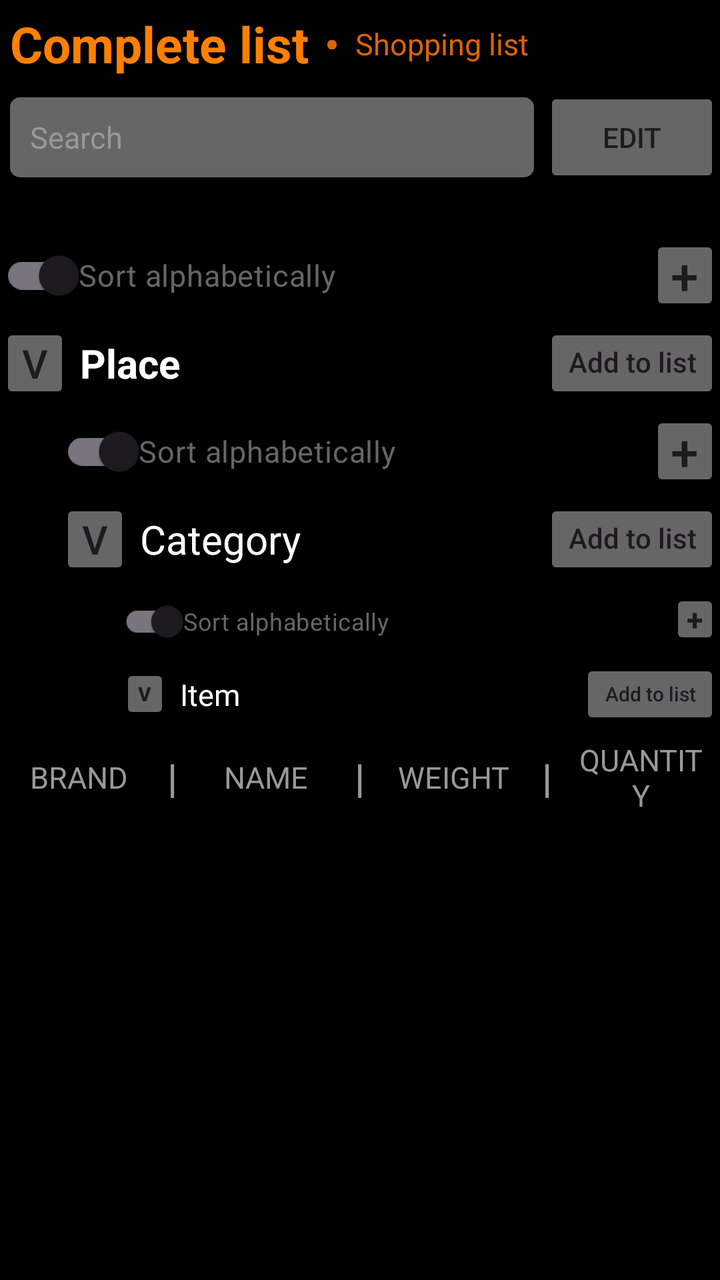
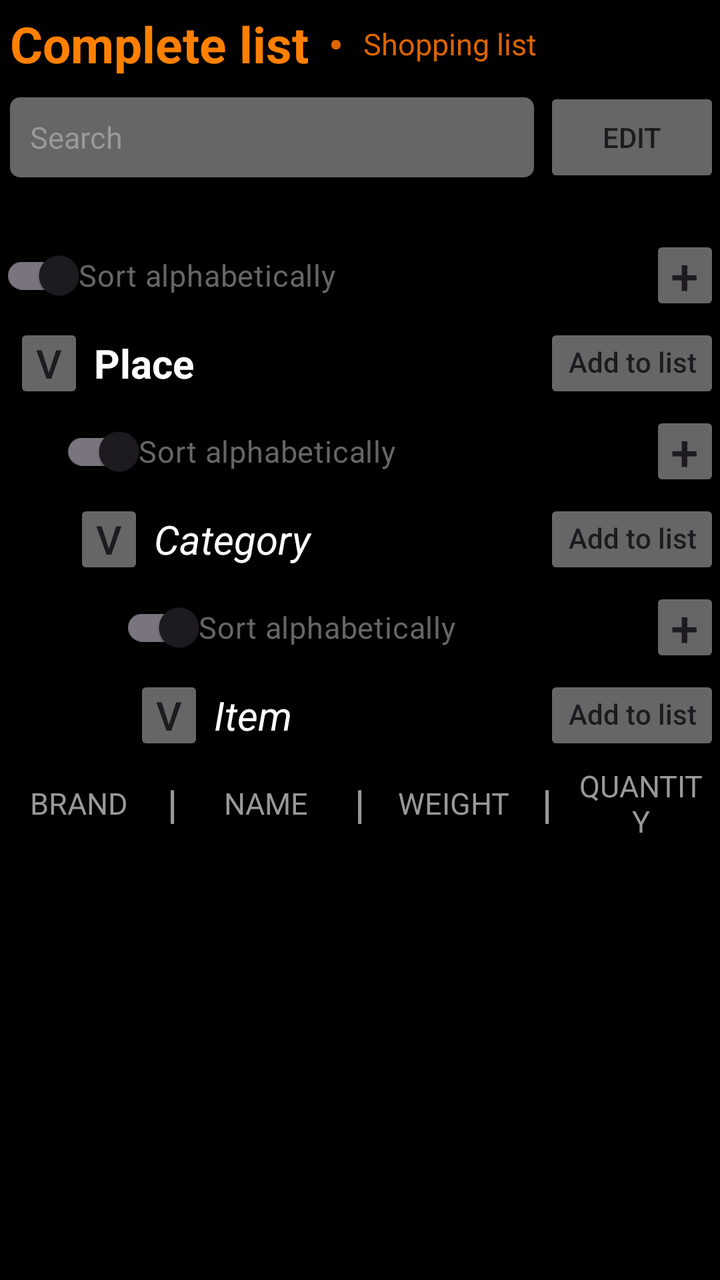

Compare the two renders of this Android layout. The source of the first and the diff that turns it into the second are given below.
<!-- AndroidManifest.xml: application theme Theme.Money -->
<!-- res/layout/complete.xml -->
<?xml version="1.0" encoding="utf-8"?>
<androidx.constraintlayout.widget.ConstraintLayout
    xmlns:android="http://schemas.android.com/apk/res/android"
    xmlns:app="http://schemas.android.com/apk/res-auto"
    android:layout_width="match_parent"
    android:layout_height="match_parent"
    android:background="@color/black">

    <LinearLayout
        android:id="@+id/top_section"

        android:gravity="start"
        android:layout_width="match_parent"
        android:layout_height="wrap_content"
        android:orientation="vertical"
        app:layout_constraintStart_toStartOf="parent"
        app:layout_constraintEnd_toEndOf="parent"
        app:layout_constraintTop_toTopOf="parent">

        <LinearLayout
            android:id="@+id/action_bar"
            android:gravity="center"
            android:layout_height="wrap_content"
            android:layout_width="wrap_content"
            android:orientation="horizontal"
            app:layout_constraintStart_toStartOf="parent"
            app:layout_constraintTop_toTopOf="parent">

            <TextView
                android:id="@+id/a_complete"
                android:text="@string/a_complete"

                android:layout_width="wrap_content"
                android:layout_height="wrap_content"
                android:padding="5dp"
                android:textColor="#ff8000"
                android:textSize="25sp"
                android:textStyle="bold"/>

            <TextView
                android:text="@string/a_separator"

                android:layout_height="wrap_content"
                android:layout_width="wrap_content"
                android:padding="3dp"
                android:textColor="#dc6500"
                android:textSize="20sp"
                android:textStyle="bold"/>

            <TextView
                android:id="@+id/a_shopping"
                android:text="@string/a_shopping"

                android:layout_height="wrap_content"
                android:layout_width="wrap_content"
                android:padding="5dp"
                android:textColor="#dc6500"
                android:textSize="15sp"
                android:clickable="true"
                android:focusable="true"/>
        </LinearLayout>

        <LinearLayout
            android:id="@+id/search_bar"

            android:gravity="center"
            android:layout_width="match_parent"
            android:layout_height="wrap_content"
            android:orientation="horizontal">

            <EditText
                android:id="@+id/a_search"
                android:background="@drawable/search_background"
                android:hint="@string/a_search"

                android:layout_width="0dp"
                android:layout_height="40dp"
                android:layout_weight="1"
                android:layout_marginStart="5dp"
                android:layout_marginEnd="5dp"
                android:padding="10dp"
                android:importantForAutofill="no"
                android:inputType="text"
                android:textColorHint="#999999"
                android:textColor="#FFFFFF"
                android:textSize="15sp"/>

            <androidx.appcompat.widget.AppCompatButton
                android:id="@+id/c_edit"
                android:text="@string/c_edit"

                android:layout_width="wrap_content"
                android:layout_height="50dp"
                android:backgroundTint="#666666"/>
        </LinearLayout>
    </LinearLayout>

    <ScrollView
        android:id="@+id/scroll_view"

        android:layout_width="match_parent"
        android:layout_height="0dp"
        android:layout_marginTop="20dp"
        android:fillViewport="true"

        app:layout_constraintTop_toBottomOf="@id/top_section"
        app:layout_constraintBottom_toBottomOf="parent"
        app:layout_constraintStart_toStartOf="parent"
        app:layout_constraintEnd_toEndOf="parent">

        <LinearLayout
            android:id="@+id/scroll"

            android:layout_width="match_parent"
            android:layout_height="wrap_content"
            android:orientation="vertical">

        <LinearLayout
            android:id="@+id/group"

            android:layout_width="match_parent"
            android:layout_height="wrap_content"
            android:orientation="vertical">

                <LinearLayout
                    android:id="@+id/place_section"

                    android:layout_width="match_parent"
                    android:layout_height="wrap_content"
                    android:orientation="vertical">

                    <LinearLayout
                        android:id="@+id/edit_place_bar"

                        android:layout_width="match_parent"
                        android:layout_height="wrap_content"
                        android:orientation="horizontal"
                        android:gravity="center_vertical">

                        <androidx.appcompat.widget.SwitchCompat
                            android:id="@+id/c_p_sort"
                            android:text="@string/c_p_sort"

                            android:layoutDirection="rtl"
                            android:layout_width="0dp"
                            android:layout_height="wrap_content"
                            android:layout_weight="1"

                            android:textColor="#666666"
                            android:textSize="15sp"
                            android:clickable="true"
                            android:focusable="true"/>

                        <androidx.appcompat.widget.AppCompatButton
                            android:id="@+id/c_p_add"

                            android:layout_width="35dp"
                            android:layout_height="40dp"
                            android:backgroundTint="#666666"
                            android:text="@string/c_p_add"
                            android:textSize="25sp"
                            android:textColor="#1d1b20"
                            android:padding="0dp"
                            android:insetTop="0dp"
                            android:insetBottom="0dp"
                            android:gravity="center"/>
                    </LinearLayout>

                    <LinearLayout
                        android:id="@+id/place_bar"

                        android:layout_width="match_parent"
                        android:layout_height="wrap_content"
                        android:orientation="horizontal">

                        <androidx.appcompat.widget.AppCompatButton
                            android:id="@+id/a_p_expand"

                            android:layout_width="35dp"
                            android:layout_height="40dp"
                            android:backgroundTint="#666666"
                            android:text="@string/a_p_expand"
                            android:textSize="20sp"
                            android:textColor="#1d1b20"
                            android:padding="0dp"
                            android:insetTop="0dp"
                            android:insetBottom="0dp"
                            android:gravity="center"/>

                        <TextView
                            android:id="@+id/a_p_name"
                            android:text="@string/a_p_name"

                            android:layout_width="wrap_content"
                            android:layout_height="wrap_content"
                            android:padding="5dp"
                            android:textColor="#FFFFFF"
                            android:textSize="20sp"
                            android:textStyle="bold"
                            android:layout_weight="1"/>

                        <androidx.appcompat.widget.AppCompatButton
                            android:id="@+id/c_p_add_list"

                            android:layout_width="wrap_content"
                            android:layout_height="40dp"
                            android:backgroundTint="#666666"
                            android:text="@string/c_p_add_list"
                            android:textColor="#1d1b20"
                            android:padding="0dp"
                            android:insetTop="0dp"
                            android:insetBottom="0dp"
                            android:gravity="center"
                            android:includeFontPadding="false"
                            android:textAllCaps="false"
                            android:layout_gravity="center_vertical"/>
                    </LinearLayout>
                </LinearLayout>

                <LinearLayout
                    android:id="@+id/category_section"

                    android:layout_width="match_parent"
                    android:layout_height="wrap_content"
                    android:orientation="vertical"
                    android:layout_marginStart="30dp">

                    <LinearLayout
                        android:id="@+id/edit_category_bar"

                        android:layout_width="match_parent"
                        android:layout_height="wrap_content"
                        android:orientation="horizontal"
                        android:gravity="center_vertical">

                        <androidx.appcompat.widget.SwitchCompat
                            android:id="@+id/c_c_sort"
                            android:text="@string/c_c_sort"

                            android:layoutDirection="rtl"
                            android:layout_width="0dp"
                            android:layout_height="wrap_content"
                            android:layout_weight="1"

                            android:textColor="#666666"
                            android:textSize="15sp"
                            android:clickable="true"
                            android:focusable="true"/>

                        <androidx.appcompat.widget.AppCompatButton
                            android:id="@+id/c_c_add"

                            android:layout_width="35dp"
                            android:layout_height="40dp"
                            android:backgroundTint="#666666"
                            android:text="@string/c_c_add"
                            android:textSize="25sp"
                            android:textColor="#1d1b20"
                            android:padding="0dp"
                            android:insetTop="0dp"
                            android:insetBottom="0dp"
                            android:gravity="center"/>
                    </LinearLayout>

                    <LinearLayout
                        android:id="@+id/category_bar"

                        android:layout_width="match_parent"
                        android:layout_height="wrap_content"
                        android:orientation="horizontal">

                        <androidx.appcompat.widget.AppCompatButton
                            android:id="@+id/a_c_expand"

                            android:layout_width="35dp"
                            android:layout_height="40dp"
                            android:backgroundTint="#666666"
                            android:text="@string/a_p_expand"
                            android:textSize="20sp"
                            android:textColor="#1d1b20"
                            android:padding="0dp"
                            android:insetTop="0dp"
                            android:insetBottom="0dp"
                            android:gravity="center"/>

                        <TextView
                            android:id="@+id/a_c_name"
                            android:text="@string/a_c_name"

                            android:layout_width="wrap_content"
                            android:layout_height="wrap_content"
                            android:padding="5dp"
                            android:textColor="#FFFFFF"
                            android:textSize="20sp"
                            android:layout_weight="1"/>

                        <androidx.appcompat.widget.AppCompatButton
                            android:id="@+id/c_c_add_list"

                            android:layout_width="wrap_content"
                            android:layout_height="40dp"
                            android:backgroundTint="#666666"
                            android:text="@string/c_p_add_list"
                            android:textColor="#1d1b20"
                            android:padding="0dp"
                            android:insetTop="0dp"
                            android:insetBottom="0dp"
                            android:gravity="center"
                            android:includeFontPadding="false"
                            android:textAllCaps="false"
                            android:layout_gravity="center_vertical"/>

                    </LinearLayout>
                </LinearLayout>

                <LinearLayout
                    android:id="@+id/item_section"

                    android:layout_width="match_parent"
                    android:layout_height="wrap_content"
                    android:orientation="vertical">

                    <LinearLayout
                        android:id="@+id/edit_item_bar"

                        android:layout_width="match_parent"
                        android:layout_height="wrap_content"
                        android:orientation="horizontal"
                        android:gravity="center_vertical"
                        android:layout_marginStart="60dp">

                        <androidx.appcompat.widget.SwitchCompat
                            android:id="@+id/c_i_sort"
                            android:text="@string/c_i_sort"

                            android:layoutDirection="rtl"
                            android:layout_width="0dp"
                            android:layout_height="40dp"
                            android:layout_weight="1"
                            android:minHeight="0dp"
                            android:paddingTop="0dp"
                            android:paddingBottom="0dp"

                            android:textColor="#666666"
                            android:scaleX="0.8"
                            android:scaleY="0.8"
                            android:textSize="15sp"
                            android:clickable="true"
                            android:focusable="true"
                            android:transformPivotX="0dp"
                            android:transformPivotY="25dp"/>

                        <androidx.appcompat.widget.AppCompatButton
                            android:id="@+id/c_i_add"

                            android:layout_width="25dp"
                            android:layout_height="30dp"
                            android:backgroundTint="#666666"
                            android:text="@string/c_p_add"
                            android:textSize="15sp"
                            android:textColor="#1d1b20"
                            android:padding="0dp"
                            android:insetTop="0dp"
                            android:insetBottom="0dp"
                            android:gravity="center"
                            android:textStyle="bold"/>
                    </LinearLayout>

                    <LinearLayout
                        android:id="@+id/item_bar"

                        android:layout_width="match_parent"
                        android:layout_height="wrap_content"
                        android:orientation="horizontal"
                        android:layout_marginStart="60dp">

                        <androidx.appcompat.widget.AppCompatButton
                            android:id="@+id/a_i_expand"

                            android:layout_width="25dp"
                            android:layout_height="30dp"
                            android:backgroundTint="#666666"
                            android:gravity="center"
                            android:insetTop="0dp"
                            android:insetBottom="0dp"
                            android:padding="0dp"
                            android:text="@string/a_p_expand"
                            android:textColor="#1d1b20"
                            android:textSize="10sp"
                            android:textStyle="bold" />

                        <TextView
                            android:id="@+id/a_i_name"
                            android:text="@string/a_i_name"

                            android:layout_width="match_parent"
                            android:layout_height="match_parent"
                            android:padding="5dp"
                            android:textColor="#FFFFFF"
                            android:textSize="15sp"
                            android:layout_weight="1"
                            android:gravity="center_vertical"/>

                        <androidx.appcompat.widget.AppCompatButton
                            android:id="@+id/c_i_add_list"

                            android:layout_width="70dp"
                            android:layout_height="35dp"
                            android:backgroundTint="#666666"
                            android:text="@string/c_p_add_list"
                            android:textColor="#1d1b20"
                            android:padding="0dp"
                            android:insetTop="0dp"
                            android:insetBottom="0dp"
                            android:gravity="center"
                            android:includeFontPadding="false"
                            android:textAllCaps="false"
                            android:layout_gravity="center_vertical"
                            android:textSize="10sp"/>
                    </LinearLayout>

                    <TableLayout
                        android:id="@+id/item_brand_bar"

                        android:layout_width="match_parent"
                        android:layout_height="wrap_content"
                        android:layout_gravity="center_horizontal"
                        android:stretchColumns="0,2,4,6">

                        <TableRow
                            android:gravity="center_vertical"
                            android:fillViewport="true"
                            app:layout_constraintTop_toBottomOf="@id/item_bar"
                            >

                            <TextView
                                android:id="@+id/a_b_brand"
                                android:text="@string/a_b_brand"

                                android:layout_width="0dp"
                                android:layout_height="wrap_content"
                                android:layout_weight="1"
                                android:padding="5dp"
                                android:gravity="center"
                                android:textColor="#999999"
                                android:textSize="15sp"/>

                            <TextView
                                android:text="@string/a_s2"

                                android:layout_width="wrap_content"
                                android:layout_height="wrap_content"
                                android:padding="5dp"
                                android:textColor="#999999"
                                android:textSize="20sp"
                                android:textStyle="bold"/>

                            <TextView
                                android:id="@+id/a_b_name"
                                android:text="@string/a_b_name"

                                android:layout_width="0dp"
                                android:layout_height="wrap_content"
                                android:layout_weight="1"
                                android:padding="5dp"
                                android:gravity="center"
                                android:textColor="#999999"
                                android:textSize="15sp"/>

                            <TextView
                                android:text="@string/a_s2"

                                android:layout_width="wrap_content"
                                android:layout_height="wrap_content"
                                android:padding="5dp"
                                android:textColor="#999999"
                                android:textSize="20sp"
                                android:textStyle="bold"/>

                            <TextView
                                android:id="@+id/a_b_weight"
                                android:text="@string/a_b_weight"

                                android:layout_width="0dp"
                                android:layout_height="wrap_content"
                                android:layout_weight="1"
                                android:padding="5dp"
                                android:gravity="center"
                                android:textColor="#999999"
                                android:textSize="15sp"/>

                            <TextView
                                android:text="@string/a_s2"

                                android:layout_width="wrap_content"
                                android:layout_height="wrap_content"
                                android:padding="5dp"
                                android:textColor="#999999"
                                android:textSize="20sp"
                                android:textStyle="bold"/>

                            <TextView
                                android:id="@+id/a_b_quantity"
                                android:text="@string/a_b_quantity"

                                android:layout_width="0dp"
                                android:layout_height="wrap_content"
                                android:layout_weight="1"
                                android:padding="5dp"
                                android:gravity="center"
                                android:textColor="#999999"
                                android:textSize="15sp"/>

                        </TableRow>

                    </TableLayout>
                </LinearLayout>
            </LinearLayout>
        </LinearLayout>
    </ScrollView>
</androidx.constraintlayout.widget.ConstraintLayout>
<!-- resources referenced by this layout -->
<resources>
  <color name="black">#FF000000</color>
  <!-- drawable search_background (drawable) -->
  <shape xmlns:android="http://schemas.android.com/apk/res/android">
      <solid android:color="#666666"/>
      <corners android:radius="5dp"/>
  <stroke
      android:color="#666666" />
  </shape>
  <string name="a_b_brand">       BRAND</string>
  <string name="a_b_name">        NAME</string>
  <string name="a_b_quantity">    QUANTITY</string>
  <string name="a_b_weight">      WEIGHT</string>
  <string name="a_c_name">        Category</string>
  <string name="a_complete">      Complete list</string>
  <string name="a_i_name">        Item</string>
  <string name="a_p_expand">      v</string>
  <string name="a_p_name">        Place</string>
  <string name="a_s2">            |</string>
  <string name="a_search">        Search</string>
  <string name="a_separator">     •</string>
  <string name="a_shopping">      Shopping list</string>
  <string name="c_c_add">         +</string>
  <string name="c_c_sort">        Sort alphabetically</string>
  <string name="c_edit">          Edit</string>
  <string name="c_i_sort">        Sort alphabetically</string>
  <string name="c_p_add">         +</string>
  <string name="c_p_add_list">    Add to list</string>
  <string name="c_p_sort">        Sort alphabetically</string>
  <style name="Theme.Money" parent="Theme.Material3.DayNight.NoActionBar">
          
          <item name="colorPrimary">@color/purple_500</item>
          <item name="colorPrimaryVariant">@color/purple_700</item>
          <item name="colorOnPrimary">@color/white</item>
          
          <item name="colorSecondary">@color/teal_200</item>
          <item name="colorSecondaryVariant">@color/teal_700</item>
          <item name="colorOnSecondary">@color/black</item>
          
          <item name="android:statusBarColor">?attr/colorPrimaryVariant</item>
          
      </style>
  <color name="purple_500">#dc6500</color>
  <color name="purple_700">#dc6500</color>
  <color name="white">#FFFFFFFF</color>
  <color name="teal_200">#ff8000</color>
  <color name="teal_700">#ff8000</color>
</resources>

<!-- the commit's change to res/layout/complete.xml (unified diff, before → after) -->
@@ -42,7 +42,7 @@
 
                 android:layout_height="wrap_content"
                 android:layout_width="wrap_content"
-                android:padding="3dp"
+                android:padding="5dp"
                 android:textColor="#dc6500"
                 android:textSize="20sp"
                 android:textStyle="bold"/>
@@ -171,7 +171,8 @@
 
                         android:layout_width="match_parent"
                         android:layout_height="wrap_content"
-                        android:orientation="horizontal">
+                        android:orientation="horizontal"
+                        android:layout_marginStart="7dp">
 
                         <androidx.appcompat.widget.AppCompatButton
                             android:id="@+id/a_p_expand"
@@ -185,7 +186,7 @@
                             android:padding="0dp"
                             android:insetTop="0dp"
                             android:insetBottom="0dp"
-                            android:gravity="center"/>
+                            android:gravity="center" />
 
                         <TextView
                             android:id="@+id/a_p_name"
@@ -267,7 +268,8 @@
 
                         android:layout_width="match_parent"
                         android:layout_height="wrap_content"
-                        android:orientation="horizontal">
+                        android:orientation="horizontal"
+                        android:layout_marginStart="7dp">
 
                         <androidx.appcompat.widget.AppCompatButton
                             android:id="@+id/a_c_expand"
@@ -275,7 +277,7 @@
                             android:layout_width="35dp"
                             android:layout_height="40dp"
                             android:backgroundTint="#666666"
-                            android:text="@string/a_p_expand"
+                            android:text="@string/a_c_expand"
                             android:textSize="20sp"
                             android:textColor="#1d1b20"
                             android:padding="0dp"
@@ -292,7 +294,8 @@
                             android:padding="5dp"
                             android:textColor="#FFFFFF"
                             android:textSize="20sp"
-                            android:layout_weight="1"/>
+                            android:layout_weight="1"
+                            android:textStyle="italic"/>
 
                         <androidx.appcompat.widget.AppCompatButton
                             android:id="@+id/c_c_add_list"
@@ -300,7 +303,7 @@
                             android:layout_width="wrap_content"
                             android:layout_height="40dp"
                             android:backgroundTint="#666666"
-                            android:text="@string/c_p_add_list"
+                            android:text="@string/c_c_add_list"
                             android:textColor="#1d1b20"
                             android:padding="0dp"
                             android:insetTop="0dp"
@@ -335,35 +338,27 @@
 
                             android:layoutDirection="rtl"
                             android:layout_width="0dp"
-                            android:layout_height="40dp"
+                            android:layout_height="wrap_content"
                             android:layout_weight="1"
-                            android:minHeight="0dp"
-                            android:paddingTop="0dp"
-                            android:paddingBottom="0dp"
 
                             android:textColor="#666666"
-                            android:scaleX="0.8"
-                            android:scaleY="0.8"
                             android:textSize="15sp"
                             android:clickable="true"
-                            android:focusable="true"
-                            android:transformPivotX="0dp"
-                            android:transformPivotY="25dp"/>
+                            android:focusable="true"/>
 
                         <androidx.appcompat.widget.AppCompatButton
                             android:id="@+id/c_i_add"
 
-                            android:layout_width="25dp"
-                            android:layout_height="30dp"
-                            android:backgroundTint="#666666"
-                            android:text="@string/c_p_add"
-                            android:textSize="15sp"
-                            android:textColor="#1d1b20"
-                            android:padding="0dp"
-                            android:insetTop="0dp"
-                            android:insetBottom="0dp"
-                            android:gravity="center"
-                            android:textStyle="bold"/>
+                            android:layout_width="35dp"
+                            android:layout_height="40dp"
+                            android:backgroundTint="#666666"
+                            android:text="@string/c_i_add"
+                            android:textSize="25sp"
+                            android:textColor="#1d1b20"
+                            android:padding="0dp"
+                            android:insetTop="0dp"
+                            android:insetBottom="0dp"
+                            android:gravity="center"/>
                     </LinearLayout>
 
                     <LinearLayout
@@ -372,42 +367,41 @@
                         android:layout_width="match_parent"
                         android:layout_height="wrap_content"
                         android:orientation="horizontal"
-                        android:layout_marginStart="60dp">
+                        android:layout_marginStart="67dp">
 
                         <androidx.appcompat.widget.AppCompatButton
                             android:id="@+id/a_i_expand"
 
-                            android:layout_width="25dp"
-                            android:layout_height="30dp"
-                            android:backgroundTint="#666666"
-                            android:gravity="center"
-                            android:insetTop="0dp"
-                            android:insetBottom="0dp"
-                            android:padding="0dp"
-                            android:text="@string/a_p_expand"
-                            android:textColor="#1d1b20"
-                            android:textSize="10sp"
-                            android:textStyle="bold" />
+                            android:layout_width="35dp"
+                            android:layout_height="40dp"
+                            android:backgroundTint="#666666"
+                            android:text="@string/a_i_expand"
+                            android:textSize="20sp"
+                            android:textColor="#1d1b20"
+                            android:padding="0dp"
+                            android:insetTop="0dp"
+                            android:insetBottom="0dp"
+                            android:gravity="center"/>
 
                         <TextView
                             android:id="@+id/a_i_name"
                             android:text="@string/a_i_name"
 
-                            android:layout_width="match_parent"
-                            android:layout_height="match_parent"
+                            android:layout_width="wrap_content"
+                            android:layout_height="wrap_content"
                             android:padding="5dp"
                             android:textColor="#FFFFFF"
-                            android:textSize="15sp"
+                            android:textSize="20sp"
                             android:layout_weight="1"
-                            android:gravity="center_vertical"/>
+                            android:textStyle="italic"/>
 
                         <androidx.appcompat.widget.AppCompatButton
                             android:id="@+id/c_i_add_list"
 
-                            android:layout_width="70dp"
-                            android:layout_height="35dp"
-                            android:backgroundTint="#666666"
-                            android:text="@string/c_p_add_list"
+                            android:layout_width="wrap_content"
+                            android:layout_height="40dp"
+                            android:backgroundTint="#666666"
+                            android:text="@string/c_i_add_list"
                             android:textColor="#1d1b20"
                             android:padding="0dp"
                             android:insetTop="0dp"
@@ -415,8 +409,7 @@
                             android:gravity="center"
                             android:includeFontPadding="false"
                             android:textAllCaps="false"
-                            android:layout_gravity="center_vertical"
-                            android:textSize="10sp"/>
+                            android:layout_gravity="center_vertical"/>
                     </LinearLayout>
 
                     <TableLayout
@@ -510,9 +503,7 @@
                                 android:gravity="center"
                                 android:textColor="#999999"
                                 android:textSize="15sp"/>
-
                         </TableRow>
-
                     </TableLayout>
                 </LinearLayout>
             </LinearLayout>
<!-- resource entries referenced after the edit -->
@@ -12,8 +12,10 @@
   <string name="a_b_name">        NAME</string>
   <string name="a_b_quantity">    QUANTITY</string>
   <string name="a_b_weight">      WEIGHT</string>
+  <string name="a_c_expand">      v</string>
   <string name="a_c_name">        Category</string>
   <string name="a_complete">      Complete list</string>
+  <string name="a_i_expand">      v</string>
   <string name="a_i_name">        Item</string>
   <string name="a_p_expand">      v</string>
   <string name="a_p_name">        Place</string>
@@ -22,8 +24,11 @@
   <string name="a_separator">     •</string>
   <string name="a_shopping">      Shopping list</string>
   <string name="c_c_add">         +</string>
+  <string name="c_c_add_list">    Add to list</string>
   <string name="c_c_sort">        Sort alphabetically</string>
   <string name="c_edit">          Edit</string>
+  <string name="c_i_add">         +</string>
+  <string name="c_i_add_list">    Add to list</string>
   <string name="c_i_sort">        Sort alphabetically</string>
   <string name="c_p_add">         +</string>
   <string name="c_p_add_list">    Add to list</string>
